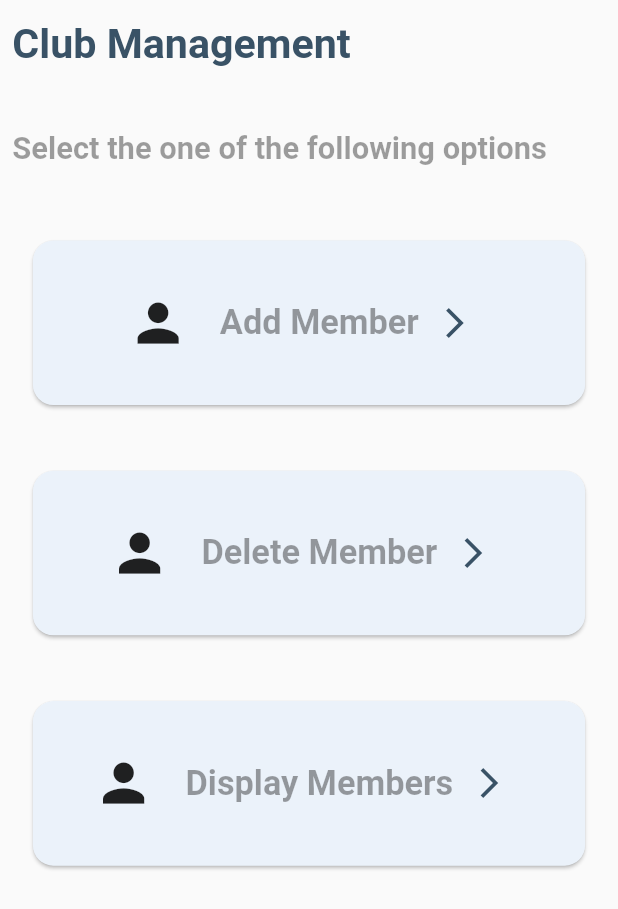
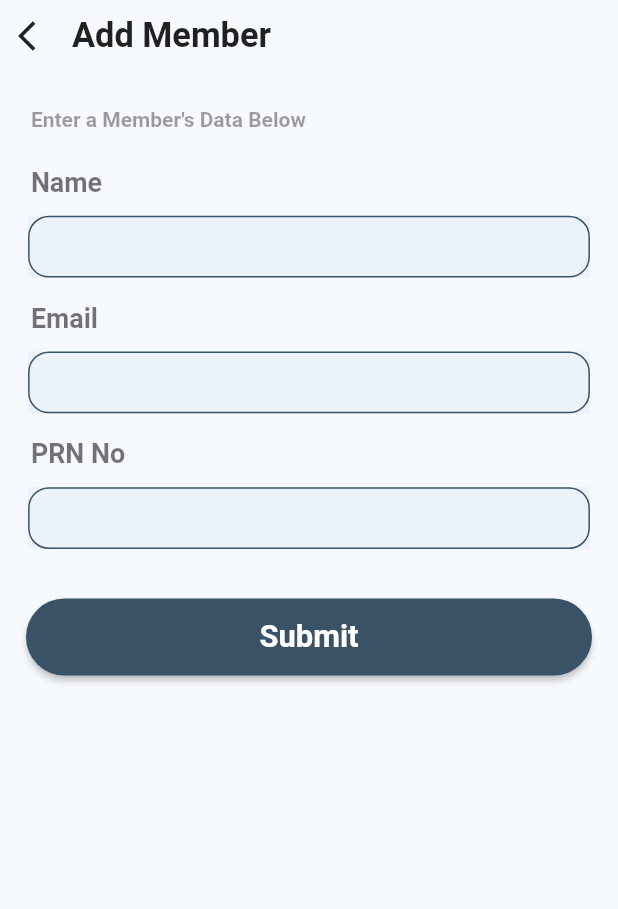
Before and after one commit to ArnavDeshmukh18/clubmanagement, a Flutter app: the screen it shows after launch, after a tap on the "arrow forward ios" icon, on a phone screen of 412 x 824 dp. Shown: the top 909 px of the screen. Run offline on Flutter 3.47's test engine with Material 2 defaults, Android fonts, the phone set to English and light mode, and no system bars; our stand-ins replace font_awesome_flutter, google_fonts.

Commit message:
add member page

```diff
--- /dev/null
+++ b/lib/Screens/addMember.dart
@@ -0,0 +1,146 @@
+import 'package:flutter/foundation.dart';
+import 'package:flutter/material.dart';
+import 'package:google_fonts/google_fonts.dart';
+import 'package:clubmanagement/widgets/registrationInputField.dart';
+import 'package:clubmanagement/widgets/inputFieldName.dart';
+
+
+
+class AddMember extends StatefulWidget {
+  const AddMember({Key? key}) : super(key: key);
+
+  @override
+  _AddMemberState createState() => _AddMemberState();
+}
+
+class _AddMemberState extends State<AddMember> {
+  @override
+  Widget build(BuildContext context) {
+
+    final formKey=GlobalKey<FormState>();
+    Size size =MediaQuery.of(context).size;
+    var width=size.width;
+    var height=size.height;
+    TextEditingController emailController=TextEditingController();
+    TextEditingController prnNumberController=TextEditingController();
+    TextEditingController nameController=TextEditingController();
+
+    return Container(
+      decoration: const BoxDecoration(
+          gradient: LinearGradient(
+            begin: Alignment.topLeft,
+            end: Alignment.bottomRight,
+            colors: [Color(0xffF6F9FE), Color(0xffF6F9FE)],
+          )),
+      child: Scaffold(
+        backgroundColor: Colors.transparent,
+        body: SafeArea(
+          child: Form(
+            key: formKey,
+            child: SingleChildScrollView(
+            child: Column(
+              children: [
+                SizedBox(
+                  width: width / 50,
+                ),
+                 Row(
+                   children: [
+                     IconButton(onPressed: () {Navigator.pushNamed(context, 'HomeScreen'); }, icon: const Icon(Icons.arrow_back_ios),
+                       ),
+
+                     Text('Add Member',style: GoogleFonts.roboto(
+                         fontSize: width / 18,
+                         fontWeight: FontWeight.bold,
+                     ),)
+                   ],
+                 ),
+                SizedBox(
+                  height: height / 35,
+                ),
+                Row(
+                  children: [
+                    SizedBox(
+                      width: width / 20,
+                    ),
+                    Text(
+                      "Enter a Member's Data Below",
+                      style: GoogleFonts.roboto(
+                        color: Colors.black38,
+                        fontWeight: FontWeight.bold,
+                      ),
+                    ),
+                  ],
+                ),
+                SizedBox(
+                  height: height / 35,
+                ),
+                InputFieldName(width: width, size: size, parameterName: "Name"),
+                InputField(width: width, controller: nameController, parameter: TextInputType.name),
+                SizedBox(
+                  height: height / 50,
+                ),
+                InputFieldName(width: width, size: size, parameterName: "Email"),
+                InputField(width: width, controller: emailController, parameter: TextInputType.emailAddress),
+                SizedBox(
+                  height: height / 50,
+                ),
+                InputFieldName(width: width, size: size, parameterName: "PRN No"),
+                InputField(width: width, controller: prnNumberController, parameter: TextInputType.text),
+                SizedBox(
+                  height: height / 50,
+                ),
+                SizedBox(
+                  height: height / 50,
+                ),
+                Container(
+                  margin:
+                  EdgeInsets.only(left: width / 25, right: width / 25),
+                  child: ElevatedButton(
+                    onPressed: ()  {
+                      if (formKey.currentState!.validate()) {
+                        try {
+
+
+                          Navigator.pushNamed(context, 'HomeScreen');
+                        } catch (e) {
+
+                            print(e);
+
+                        }
+                      }
+                    },
+                    child: Padding(
+                      padding: EdgeInsets.only(
+                          left: width / 2.95,
+                          right: width / 2.95,
+                          top: width / 30,
+                          bottom: width / 30),
+                      child: Text(
+                        "Submit",
+                        style: GoogleFonts.roboto(
+                            fontSize: size.width / 20,
+                            fontWeight: FontWeight.bold),
+                      ),
+                    ),
+                    style: ElevatedButton.styleFrom(
+                        primary: const Color(0xff395266),
+                        shape: RoundedRectangleBorder(
+                            borderRadius: BorderRadius.circular(width / 10))),
+                  ),
+                )
+
+
+
+
+
+
+              ],
+            ),
+          ),
+
+          ),
+        ),
+      ),
+    );
+  }
+}
--- a/lib/Screens/homescreen.dart
+++ b/lib/Screens/homescreen.dart
@@ -68,9 +68,9 @@ class _HomePageState extends State<HomePage> {
                   height: height/30,
                 )
             ,
-                TaskManager(height: height, width: width, NavigateTo: '', Task: 'Add Member',),
-                TaskManager(height: height, width: width, NavigateTo: '', Task: 'Delete Member',),
-                TaskManager(height: height, width: width, Task: 'Display Members', NavigateTo: '',),
+                TaskManager(height: height, width: width, navigateTo: '', task: 'Add Member', path: 'AddMemberScreen',),
+                TaskManager(height: height, width: width, navigateTo: '', task: 'Delete Member', path: '',),
+                TaskManager(height: height, width: width, task: 'Display Members', navigateTo: '', path: '',),
 
               ],
             ),
@@ -85,9 +85,9 @@ class TaskManager extends StatelessWidget {
    TaskManager({
     Key? key,
     required this.height,
-    required this.width, required this.Task, required this.NavigateTo,
+    required this.width, required this.task, required this.navigateTo, required this.path,
   }) : super(key: key);
-  final String Task,NavigateTo;
+  final String task,navigateTo,path;
 
   final double height;
   final double width;
@@ -110,14 +110,14 @@ class TaskManager extends StatelessWidget {
                       SizedBox(
                         width: width/20,
                       ),
-                      Text(Task,style:GoogleFonts.roboto(
+                      Text(task,style:GoogleFonts.roboto(
                         color: Colors.black38,
                         fontWeight: FontWeight.bold,
                         fontSize: width/18,
                       ),)
                       ,IconButton(
                           onPressed: () {
-
+                 Navigator.pushNamed(context,path);
                           },
                           icon: Icon(Icons.arrow_forward_ios,
                           color: secondaryColor,)),
--- a/lib/main.dart
+++ b/lib/main.dart
@@ -1,5 +1,6 @@
 import 'package:flutter/material.dart';
 import 'package:clubmanagement/Screens/homescreen.dart';
+import 'package:clubmanagement/Screens/addMember.dart';
 void main()
 {
   runApp(const MyApp());
@@ -14,8 +15,15 @@ class MyApp extends StatefulWidget {
 class _MyAppState extends State<MyApp> {
   @override
   Widget build(BuildContext context) {
-    return const MaterialApp(
+    return  MaterialApp(
       home: HomePage(),
+
+      routes: {
+
+    'HomeScreen':(context)=>HomePage(),
+    'AddMemberScreen':(context)=>AddMember(),
+
+      },
     );
   }
 }
--- /dev/null
+++ b/lib/widgets/inputFieldName.dart
@@ -0,0 +1,34 @@
+import 'package:flutter/material.dart';
+import 'package:google_fonts/google_fonts.dart';
+
+class InputFieldName extends StatelessWidget {
+  const InputFieldName({
+    Key? key,
+    required this.width,
+    required this.size,
+    required this.parameterName,
+  }) : super(key: key);
+
+  final double width;
+  final Size size;
+  final String parameterName;
+
+  @override
+  Widget build(BuildContext context) {
+    return Row(
+      children: [
+        SizedBox(
+          width: width / 20,
+        ),
+        Text(
+          parameterName,
+          style: GoogleFonts.roboto(
+            color: Colors.black54,
+            fontSize: size.width / 23,
+            fontWeight: FontWeight.bold,
+          ),
+        ),
+      ],
+    );
+  }
+}
--- a/lib/widgets/registrationInputField.dart
+++ b/lib/widgets/registrationInputField.dart
@@ -1,5 +1,5 @@
 import 'package:flutter/material.dart';
-
+/*
 class InputField extends StatefulWidget {
   const InputField(
       {Key? key,
@@ -82,3 +82,78 @@ class _InputFieldState extends State<InputField> {
     );
   }
 }
+*/
+class InputField extends StatelessWidget {
+  const InputField({Key? key, required this.width, required this.controller, required this.parameter}) : super(key: key);
+  final double width;
+  final TextEditingController controller;
+
+  final TextInputType parameter;
+  @override
+  Widget build(BuildContext context) {
+
+
+    bool validateEmail(String value) {
+      RegExp regex =  RegExp(
+          r"^[a-zA-Z0-9.a-zA-Z0-9.!#$%&'*+-/=?^_`{|}~]+@[a-zA-Z0-9]+\.[a-zA-Z]+");
+      if (!regex.hasMatch(value)) {
+        return true;
+      } else {
+        return false;
+      }
+    }
+
+    return Container(
+      width: width / 1.10,
+      height: width / 10,
+      color: const Color(0xffEBF2FA),
+      margin: EdgeInsets.only(
+          top: width / 35,
+          left: width / 25,
+          right: width / 25),
+      child: TextFormField(
+        keyboardType: parameter,
+        cursorColor: Colors.black54,
+        controller: controller,
+        onSaved: (value) {
+          controller.value.copyWith(text: value);
+        },
+        validator: (value) {
+          if (parameter == TextInputType.name) {
+            if (value!.isEmpty) {
+              return 'Enter a Name';
+            } else {
+              return null;
+            }
+          } else if (parameter == TextInputType.emailAddress) {
+            if (value!.isEmpty) {
+              return 'Enter a Email';
+            } else {
+              if (validateEmail(value)) {
+                //Checking Email Valid Or not
+                return 'Enter a Valid Email';
+              } else {
+                return null;
+              }
+            }
+          } else if (parameter == TextInputType.text) {
+            if (value!.isEmpty) {
+              return 'Enter a PRN Number';
+            }
+          }
+        },
+        decoration: InputDecoration(
+          focusedBorder: OutlineInputBorder(
+            borderRadius: BorderRadius.circular(width / 30),
+            borderSide: const BorderSide(color: Color(0xff395266)),
+          ),
+          enabledBorder: OutlineInputBorder(
+            borderRadius: BorderRadius.circular(width / 30),
+            borderSide: const BorderSide(color: Color(0xff395266)),
+          ),
+        ),
+      ),
+
+    );
+  }
+}
--- a/lib/widgets/taskManager.dart
+++ b/lib/widgets/taskManager.dart
@@ -0,0 +1,59 @@
+import 'package:flutter/material.dart';
+import 'package:clubmanagement/Colors/colors.dart';
+import 'package:google_fonts/google_fonts.dart';
+
+
+class TaskManager extends StatelessWidget {
+   TaskManager({
+    Key? key,
+    required this.height,
+    required this.width, required this.Task, required this.NavigateTo,
+  }) : super(key: key);
+  final String Task,NavigateTo;
+
+  final double height;
+  final double width;
+
+  @override
+  Widget build(BuildContext context) {
+    return Row(
+      children: [
+        Expanded(
+            child: Container(
+              height: height/7,
+              child: Card(
+                child:Center(
+                  child: Row(
+                    mainAxisAlignment: MainAxisAlignment.center,
+
+                    children: [
+
+                      Icon(Icons.person,size: width/10,),
+                      SizedBox(
+                        width: width/20,
+                      ),
+                      Text(Task,style:GoogleFonts.roboto(
+                        color: Colors.black38,
+                        fontWeight: FontWeight.bold,
+                        fontSize: width/18,
+                      ),)
+                      ,IconButton(
+                          onPressed: () {
+
+                          },
+                          icon: Icon(Icons.arrow_forward_ios,
+                          color: secondaryColor,)),
+                    ],
+                  ),
+                )
+                  ,
+                  color: const Color(0xffEBF2FA),
+                  shape: RoundedRectangleBorder(
+                    borderRadius: BorderRadius.circular(width / 30),
+                  )),
+              margin: EdgeInsets.all(width / 23),
+            )),
+      ],
+    );
+  }
+}
```
